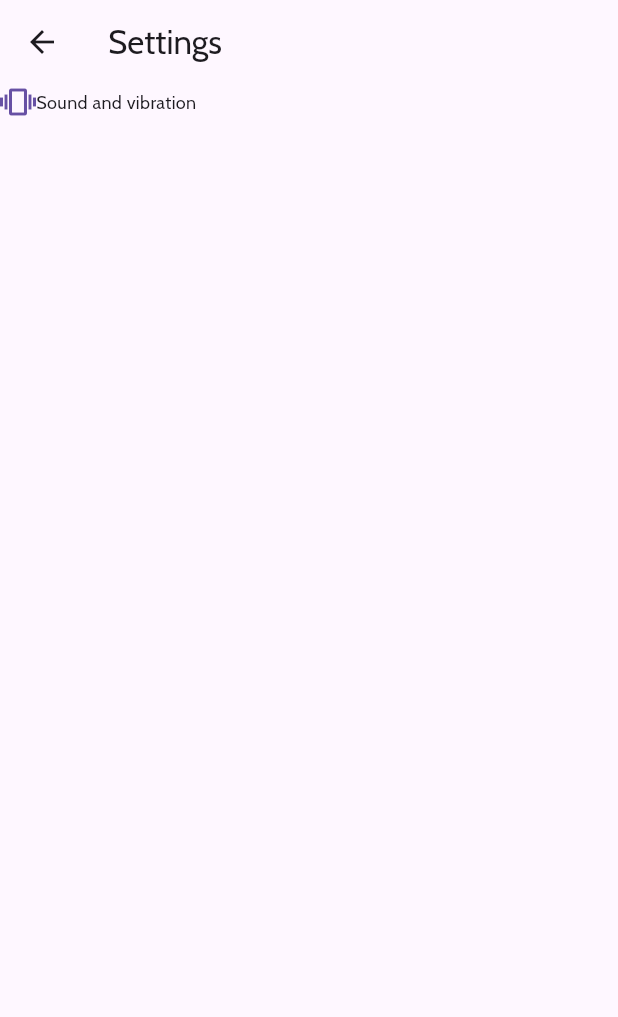
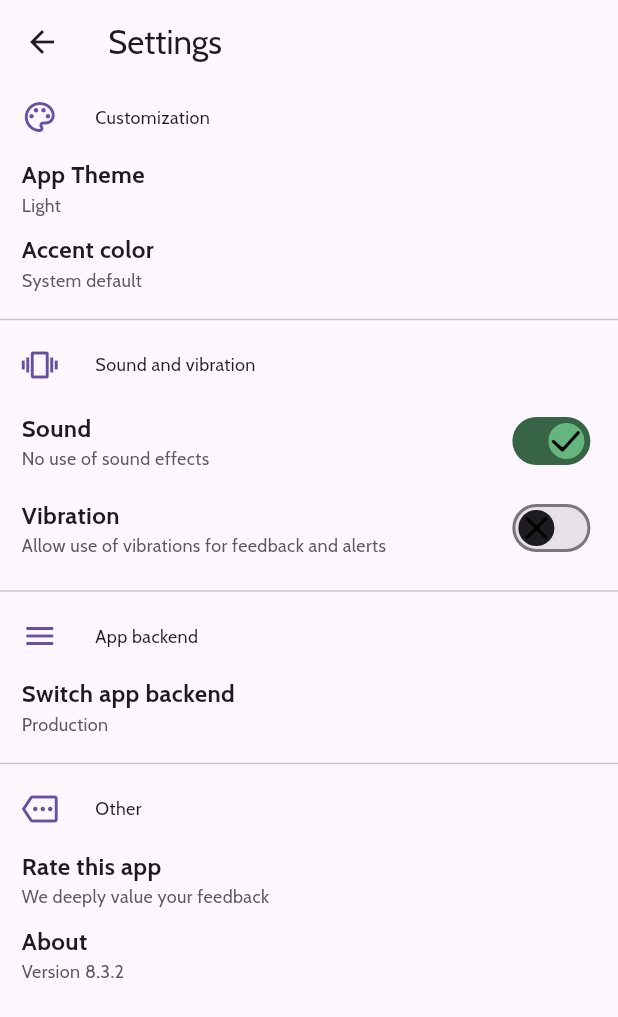
Before and after one commit to shaivik-dhavjekar/manaspurti_playground, a Flutter app: the SettingsScreen screen opened directly, on a phone screen of 412 x 824 dp. Shown: the top 1017 px of the screen. Run offline on Flutter 3.47's test engine with Material 3 defaults, Android fonts, the phone set to English and light mode, and no system bars; our stand-ins replace firebase_auth, firebase_core, google_fonts; accounts and stored records are empty.

Commit message:
Settings Static Ui update

```diff
--- a/lib/screens/home/settings.dart
+++ b/lib/screens/home/settings.dart
@@ -9,25 +9,191 @@ class SettingsScreen extends StatelessWidget {
       appBar: AppBar(
         title: const Text('Settings'),
       ),
-      body: Column(
+      body: Center(
+        child: Column(
           mainAxisAlignment: MainAxisAlignment.start,
-        crossAxisAlignment: CrossAxisAlignment.stretch,
+          crossAxisAlignment: CrossAxisAlignment.center,
           children: [
+            SettingsListTile(
+                icon: Icons.palette_outlined,
+                title: 'Customization',
+                content: Column(
+                  children: [
+                    Container(
+                      width: MediaQuery.of(context).size.width*0.93,
+                      alignment: Alignment.centerLeft,
+                      child: const SettingsTextWidget(
+                          title: 'App Theme', subtitle: 'Light'),
+                    ),
+                    const SizedBox(height: 10),
+                    Container(
+                      width: MediaQuery.of(context).size.width*0.93,
+                      alignment: Alignment.centerLeft,
+                      child: const SettingsTextWidget(
+                          title: 'Accent color', subtitle: 'System default'),
+                    )
+                  ],
+                )),
+            const Divider(),
             SettingsListTile(
               icon: Icons.vibration_outlined,
               title: 'Sound and vibration',
               content: Column(
                 children: [
                   Row(
+                    mainAxisAlignment: MainAxisAlignment.spaceBetween,
                     children: [
-                    Column()
+                      const SettingsTextWidget(
+                          title: 'Sound', subtitle: 'No use of sound effects'),
+                      VibrationControl(isVibrationEnabled: true, onChanged: (value) {})
                     ],
+                  ),
+                  const SizedBox(height: 10),
+                  Row(
+                    mainAxisAlignment: MainAxisAlignment.spaceBetween,
+                    children: [
+                      const SettingsTextWidget(
+                          title: 'Vibration', subtitle: 'Allow use of vibrations for feedback and alerts'),
+                      SoundControl(isSoundEnabled: false, onChanged: (value) {})
+                    ],
+                  ),
+                ],
+              ),
+            ),
+            const Divider(),
+           SettingsListTile(
+                icon: Icons.menu,
+                title: 'App backend',
+                content: Container(
+                  width: MediaQuery.of(context).size.width*0.93,
+                  alignment: Alignment.centerLeft,
+                  child: const SettingsTextWidget(
+                      title: 'Switch app backend', subtitle: 'Production'),
+                )),
+            const Divider(),
+            SettingsListTile(
+                icon: Icons.more_outlined,
+                title: 'Other',
+                content: Column(
+                  children: [
+                    Container(
+                      width: MediaQuery.of(context).size.width*0.93,
+                      alignment: Alignment.centerLeft,
+                      child: const SettingsTextWidget(
+                          title: 'Rate this app', subtitle: 'We deeply value your feedback'),
+                    ),
+                    const SizedBox(height: 10),
+                    Container(
+                      width: MediaQuery.of(context).size.width*0.93,
+                      alignment: Alignment.centerLeft,
+                      child: const SettingsTextWidget(
+                          title: 'About', subtitle: 'Version 8.3.2'),
                     )
                   ],
-            ),
-          )
+                )),
           ],
         ),
+      ),
+    );
+  }
+}
+
+class SettingsTextWidget extends StatelessWidget {
+  final String title;
+  final String subtitle;
+
+  const SettingsTextWidget(
+      {super.key, required this.title, required this.subtitle});
+
+  @override
+  Widget build(BuildContext context) {
+    return Column(
+      crossAxisAlignment: CrossAxisAlignment.start,
+      children: [
+        Text(
+          title,
+          style: const TextStyle(fontSize: 16, fontWeight: FontWeight.w700),
+        ),
+        Text(subtitle,
+            style: const TextStyle(fontSize: 12, color: Color(0xFF5A5A5A))),
+      ],
+    );
+  }
+}
+
+class SoundControl extends StatefulWidget {
+  final bool isSoundEnabled;
+  final ValueChanged<bool> onChanged;
+
+  const SoundControl({
+    super.key,
+    required this.isSoundEnabled,
+    required this.onChanged,
+  });
+
+  @override
+  State<SoundControl> createState() => _SoundControlState();
+}
+
+class _SoundControlState extends State<SoundControl> {
+  @override
+  Widget build(BuildContext context) {
+    return CustomSwitch(
+        value: widget.isSoundEnabled,
+        onChanged: (value) {
+          setState(() {
+            widget.onChanged(value);
+          });
+        });
+  }
+}
+
+class VibrationControl extends StatefulWidget {
+  final bool isVibrationEnabled;
+  final ValueChanged<bool> onChanged;
+
+  const VibrationControl({
+    super.key,
+    required this.isVibrationEnabled,
+    required this.onChanged,
+  });
+
+  @override
+  State<VibrationControl> createState() => _VibrationControlState();
+}
+
+class _VibrationControlState extends State<VibrationControl> {
+  @override
+  Widget build(BuildContext context) {
+    return CustomSwitch(
+        value: widget.isVibrationEnabled,
+        onChanged: (value) {
+          setState(() => widget.onChanged(value));
+        });
+  }
+}
+
+class CustomSwitch extends StatelessWidget {
+  final bool value;
+  final ValueChanged<bool> onChanged;
+
+  const CustomSwitch({
+    super.key,
+    required this.value,
+    required this.onChanged,
+  });
+
+  @override
+  Widget build(BuildContext context) {
+    return Switch(
+      value: value,
+      onChanged: onChanged,
+      activeColor: const Color(0xFF64B57E),
+      activeThumbImage: const AssetImage('assets/check.png'),
+      activeTrackColor: const Color(0xFF376445),
+      inactiveThumbColor: const Color(0xFF1D1B20),
+      inactiveThumbImage: const AssetImage('assets/close.png'),
+      inactiveTrackColor: const Color(0xFFE6E0E9),
     );
   }
 }
@@ -46,16 +212,28 @@ class SettingsListTile extends StatelessWidget {
 
   @override
   Widget build(BuildContext context) {
-    return Column(
+    return Container(
+      width: MediaQuery.of(context).size.width * 0.93,
+      alignment: Alignment.center,
+      child: Padding(
+        padding: const EdgeInsets.symmetric(vertical: 10.0),
+        child: Column(
           children: [
             Row(
               children: [
-            Icon(icon, color: Theme.of(context).primaryColor,),
-            Text(title, style: TextStyle(fontSize: 12),)
+                Icon(icon, color: Theme.of(context).primaryColor),
+                const SizedBox(width: 25),
+                Text(
+                  title,
+                  style: const TextStyle(fontSize: 12),
+                )
               ],
             ),
+            const SizedBox(height: 15),
             content
           ],
+        ),
+      ),
     );
   }
 }
```
Lines whose indentation alone changed are shown as unchanged.
